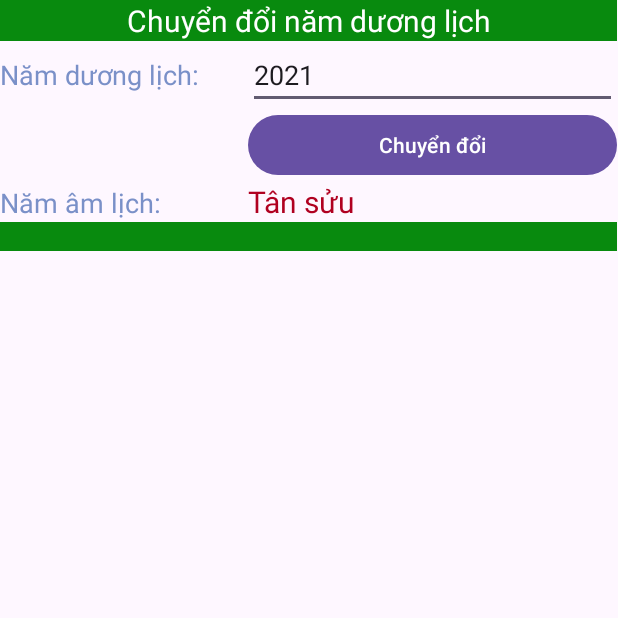
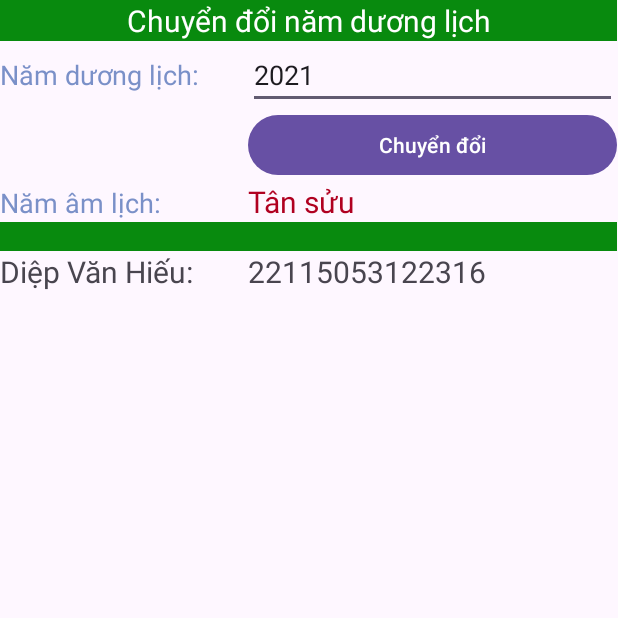
Before and after one commit to hieudiepvan/Android, an Android app: the screen it shows after launch (MainActivity), on a phone screen of 412 x 824 dp, the top half of it. Run offline under Robolectric (Android 15) with nearby library versions, the phone set to English and light mode, and no system bars.

Commit message:
update_new

```diff
--- a/app/src/main/res/layout/activity_main.xml
+++ b/app/src/main/res/layout/activity_main.xml
@@ -83,10 +83,30 @@
         android:layout_height="match_parent" >
 
         <TextView
-            android:id="@+id/textView5"
+            android:id="@+id/textView7"
             android:layout_width="wrap_content"
             android:layout_height="wrap_content"
             android:layout_span="2"
             android:background="#088A0E" />
     </TableRow>
+
+    <TableRow
+        android:layout_width="match_parent"
+        android:layout_height="match_parent" >
+
+        <TextView
+            android:id="@+id/textView5"
+            android:layout_width="wrap_content"
+            android:layout_height="wrap_content"
+            android:text="Diệp Văn Hiếu:"
+            android:textSize="20sp" />
+
+        <TextView
+            android:id="@+id/textView6"
+            android:layout_width="wrap_content"
+            android:layout_height="wrap_content"
+            android:text="22115053122316"
+            android:textSize="20sp" />
+
+    </TableRow>
 </TableLayout>
```
